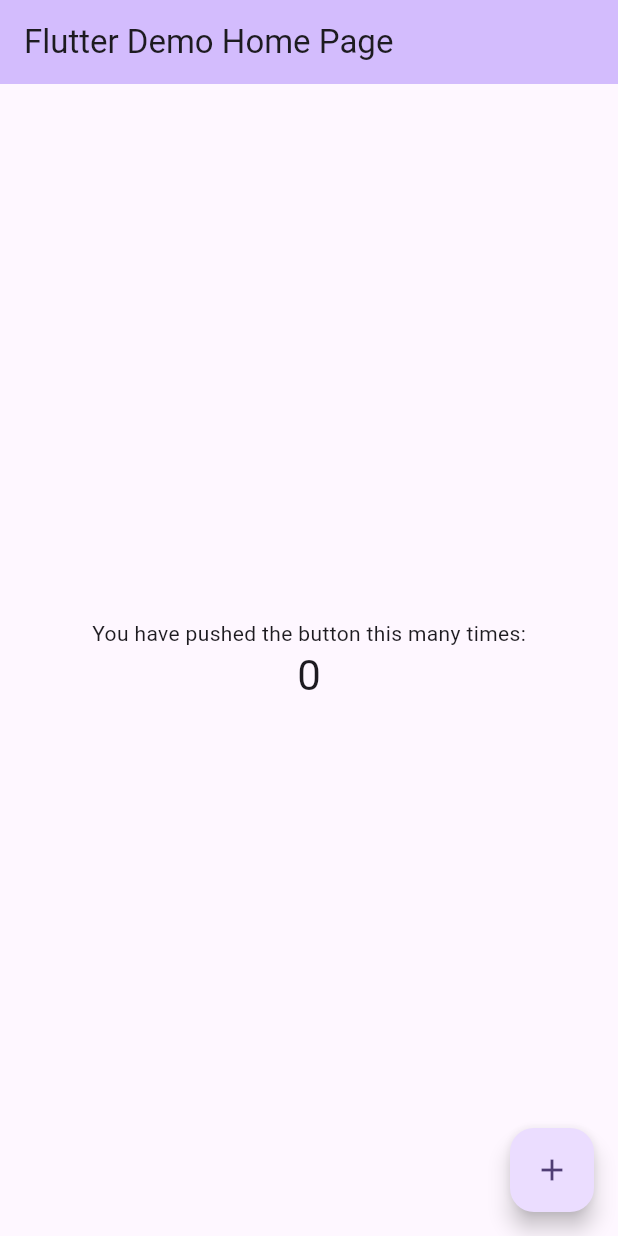
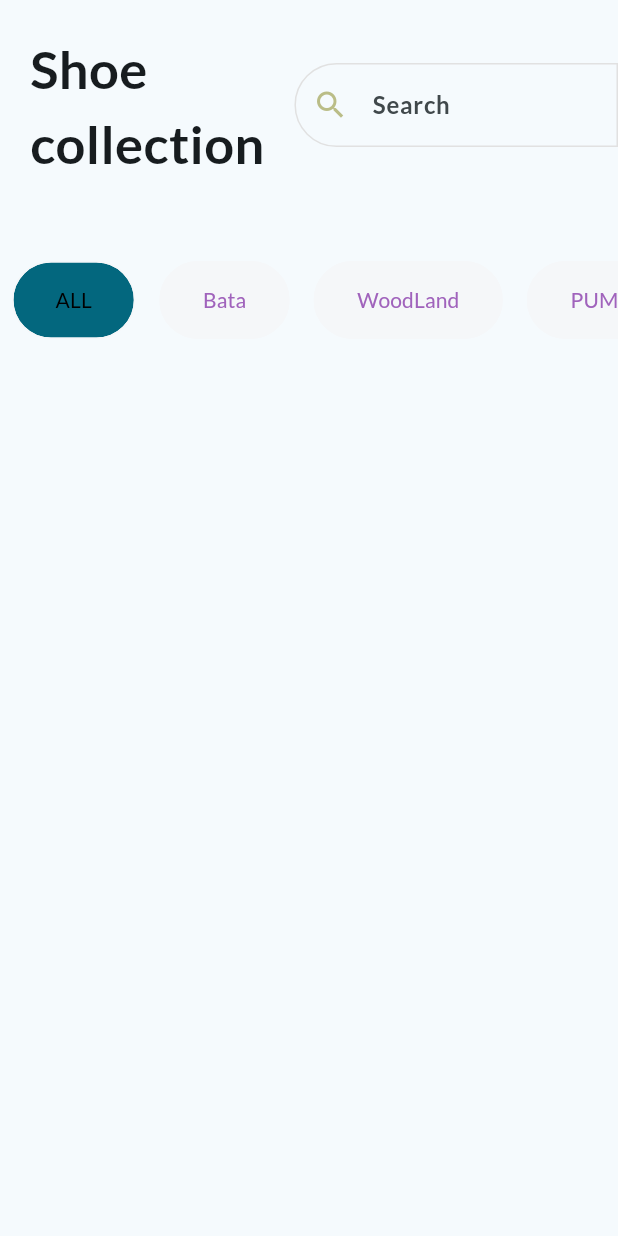
Before and after one commit to ram7767/flutter-examples, a Flutter app: the screen it shows after launch, on a phone screen of 412 x 824 dp. Run offline on Flutter 3.47's test engine with Material 3 defaults, Android fonts, the phone set to English and light mode, and no system bars.

Commit message:
Created the search components

```diff
--- /dev/null
+++ b/lib/helper/global_varaibles.dart
@@ -0,0 +1,34 @@
+final products = [
+  {
+    'id': '0',
+    'title': 'Men\'s Nike shoes',
+    'prices': 44.52,
+    'sizes': [8, 9, 10, 11],
+    'imageUrl': 'assets/images/Luffy.jpg',
+    'company': 'Luffy',
+  },
+  {
+    'id': '1',
+    'title': 'Men\'s Nike shoes',
+    'prices': 44.52,
+    'sizes': [8, 9, 10, 11],
+    'imageUrl': 'assets/images/Nika.jpg',
+    'company': 'Luffy',
+  },
+  {
+    'id': '2',
+    'title': 'Men\'s Nike shoes',
+    'prices': 44.52,
+    'sizes': [8, 9, 10, 11],
+    'imageUrl': 'assets/images/Luffy.jpg',
+    'company': 'Luffy',
+  },
+  {
+    'id': '3',
+    'title': 'Men\'s Nike shoes',
+    'prices': 44.52,
+    'sizes': [8, 9, 10, 11],
+    'imageUrl': 'assets/images/Nika.jpg',
+    'company': 'Luffy',
+  },
+];
--- a/lib/main.dart
+++ b/lib/main.dart
@@ -1,3 +1,4 @@
+import 'package:basic_e_commerce_app/screen/homepage_screen.dart';
 import 'package:flutter/material.dart';
 
 void main() {
@@ -7,119 +8,21 @@
 class MyApp extends StatelessWidget {
   const MyApp({super.key});
 
-  // This widget is the root of your application.
   @override
   Widget build(BuildContext context) {
     return MaterialApp(
-      title: 'Flutter Demo',
+      title: "shopping",
+      debugShowCheckedModeBanner: false,
+      home: const HomePageScreen(),
       theme: ThemeData(
-        // This is the theme of your application.
-        //
-        // TRY THIS: Try running your application with "flutter run". You'll see
-        // the application has a purple toolbar. Then, without quitting the app,
-        // try changing the seedColor in the colorScheme below to Colors.green
-        // and then invoke "hot reload" (save your changes or press the "hot
-        // reload" button in a Flutter-supported IDE, or press "r" if you used
-        // the command line to start the app).
-        //
-        // Notice that the counter didn't reset back to zero; the application
-        // state is not lost during the reload. To reset the state, use hot
-        // restart instead.
-        //
-        // This works for code too, not just values: Most code changes can be
-        // tested with just a hot reload.
-        colorScheme: ColorScheme.fromSeed(seedColor: Colors.deepPurple),
-        useMaterial3: true,
+        fontFamily: 'Lato',
+        inputDecorationTheme: const InputDecorationTheme(
+            prefixIconColor: Color.fromARGB(119, 119, 119, 1),
+            hintStyle: TextStyle(fontWeight: FontWeight.bold, fontSize: 16)),
+        colorScheme:
+            ColorScheme.fromSeed(seedColor: Color.fromARGB(255, 76, 207, 244)),
+        primaryColor: Color.fromARGB(255, 35, 171, 208),
       ),
-      home: const MyHomePage(title: 'Flutter Demo Home Page'),
     );
   }
 }
-
-class MyHomePage extends StatefulWidget {
-  const MyHomePage({super.key, required this.title});
-
-  // This widget is the home page of your application. It is stateful, meaning
-  // that it has a State object (defined below) that contains fields that affect
-  // how it looks.
-
-  // This class is the configuration for the state. It holds the values (in this
-  // case the title) provided by the parent (in this case the App widget) and
-  // used by the build method of the State. Fields in a Widget subclass are
-  // always marked "final".
-
-  final String title;
-
-  @override
-  State<MyHomePage> createState() => _MyHomePageState();
-}
-
-class _MyHomePageState extends State<MyHomePage> {
-  int _counter = 0;
-
-  void _incrementCounter() {
-    setState(() {
-      // This call to setState tells the Flutter framework that something has
-      // changed in this State, which causes it to rerun the build method below
-      // so that the display can reflect the updated values. If we changed
-      // _counter without calling setState(), then the build method would not be
-      // called again, and so nothing would appear to happen.
-      _counter++;
-    });
-  }
-
-  @override
-  Widget build(BuildContext context) {
-    // This method is rerun every time setState is called, for instance as done
-    // by the _incrementCounter method above.
-    //
-    // The Flutter framework has been optimized to make rerunning build methods
-    // fast, so that you can just rebuild anything that needs updating rather
-    // than having to individually change instances of widgets.
-    return Scaffold(
-      appBar: AppBar(
-        // TRY THIS: Try changing the color here to a specific color (to
-        // Colors.amber, perhaps?) and trigger a hot reload to see the AppBar
-        // change color while the other colors stay the same.
-        backgroundColor: Theme.of(context).colorScheme.inversePrimary,
-        // Here we take the value from the MyHomePage object that was created by
-        // the App.build method, and use it to set our appbar title.
-        title: Text(widget.title),
-      ),
-      body: Center(
-        // Center is a layout widget. It takes a single child and positions it
-        // in the middle of the parent.
-        child: Column(
-          // Column is also a layout widget. It takes a list of children and
-          // arranges them vertically. By default, it sizes itself to fit its
-          // children horizontally, and tries to be as tall as its parent.
-          //
-          // Column has various properties to control how it sizes itself and
-          // how it positions its children. Here we use mainAxisAlignment to
-          // center the children vertically; the main axis here is the vertical
-          // axis because Columns are vertical (the cross axis would be
-          // horizontal).
-          //
-          // TRY THIS: Invoke "debug painting" (choose the "Toggle Debug Paint"
-          // action in the IDE, or press "p" in the console), to see the
-          // wireframe for each widget.
-          mainAxisAlignment: MainAxisAlignment.center,
-          children: <Widget>[
-            const Text(
-              'You have pushed the button this many times:',
-            ),
-            Text(
-              '$_counter',
-              style: Theme.of(context).textTheme.headlineMedium,
-            ),
-          ],
-        ),
-      ),
-      floatingActionButton: FloatingActionButton(
-        onPressed: _incrementCounter,
-        tooltip: 'Increment',
-        child: const Icon(Icons.add),
-      ), // This trailing comma makes auto-formatting nicer for build methods.
-    );
-  }
-}
--- /dev/null
+++ b/lib/screen/homepage_screen.dart
@@ -0,0 +1,88 @@
+import 'package:flutter/material.dart';
+
+class HomePageScreen extends StatefulWidget {
+  const HomePageScreen({super.key});
+
+  @override
+  State<HomePageScreen> createState() => _HomePageScreenState();
+}
+
+class _HomePageScreenState extends State<HomePageScreen> {
+  final List<String> filter = const ['ALL', 'Bata', 'WoodLand', 'PUMA'];
+  late String seletedFilter;
+
+  @override
+  Widget build(BuildContext context) {
+    seletedFilter = filter[0];
+    return Scaffold(
+        body: Column(
+      children: [
+        const Row(
+          children: [
+            Padding(
+              padding: EdgeInsets.all(20.0),
+              child: Text(
+                'Shoe\ncollection',
+                style: TextStyle(fontSize: 35, fontWeight: FontWeight.bold),
+              ),
+            ),
+            Expanded(
+                child: TextField(
+              decoration: InputDecoration(
+                  focusedBorder: OutlineInputBorder(
+                    borderSide:
+                        BorderSide(color: Color.fromRGBO(225, 225, 225, 1)),
+                    borderRadius:
+                        BorderRadius.horizontal(left: Radius.circular(50)),
+                  ),
+                  enabledBorder: OutlineInputBorder(
+                    borderSide:
+                        BorderSide(color: Color.fromRGBO(225, 225, 225, 1)),
+                    borderRadius:
+                        BorderRadius.horizontal(left: Radius.circular(50)),
+                  ),
+                  hintText: "Search",
+                  prefixIcon: Icon(Icons.search)),
+            )),
+          ],
+        ),
+        SizedBox(
+          height: 120,
+          child: ListView.builder(
+              itemCount: filter.length,
+              scrollDirection: Axis.horizontal,
+              itemBuilder: (context, index) {
+                final item = filter[index];
+                return Padding(
+                  padding: const EdgeInsets.symmetric(horizontal: 8.0),
+                  child: GestureDetector(
+                    onTap: () {
+                      seletedFilter = item;
+                    },
+                    child: Chip(
+                      label: Text(
+                        item,
+                        style: TextStyle(
+                            color: seletedFilter == item
+                                ? Color.fromARGB(255, 0, 0, 0)
+                                : Color.fromARGB(255, 160, 99, 188)),
+                      ),
+                      padding: const EdgeInsets.symmetric(
+                          horizontal: 20.0, vertical: 15.0),
+                      backgroundColor: seletedFilter == item
+                          ? Theme.of(context).colorScheme.primary
+                          : const Color.fromRGBO(245, 247, 249, 1),
+                      side: const BorderSide(
+                        color: Color.fromRGBO(245, 247, 249, 1),
+                      ),
+                      shape: RoundedRectangleBorder(
+                          borderRadius: BorderRadius.circular(30)),
+                    ),
+                  ),
+                );
+              }),
+        )
+      ],
+    ));
+  }
+}
```
Also changed, not shown: pubspec.yaml (+9 -9 lines), assets/fonts/Lato-Bold.ttf (added), assets/fonts/Lato-Regular.ttf (added), assets/images/Luffy.jpg (added), assets/images/Nika.jpg (added), assets/images/monkey d luffy imagens Monkey D Luffy HD wallpaper and background.jpg (added).
